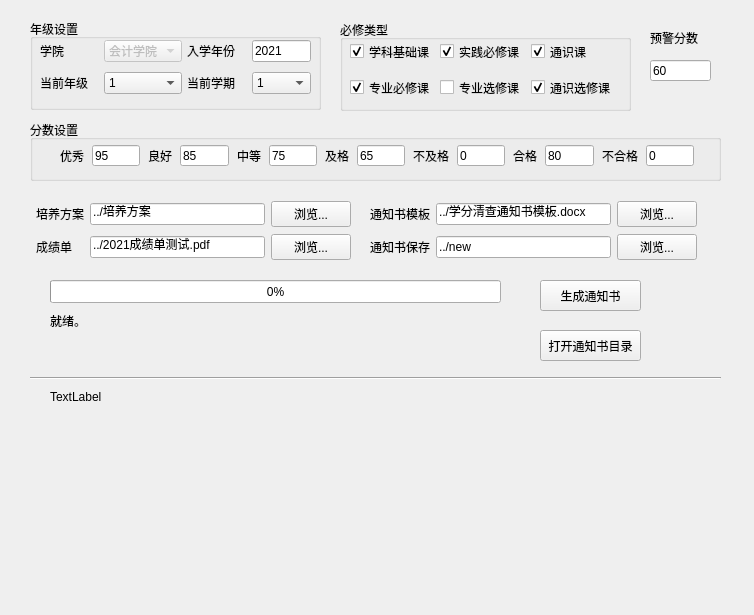
Above: src/ui/ui.ui from yangjywhu/CreditCheck before the change. Below: the same form after it.
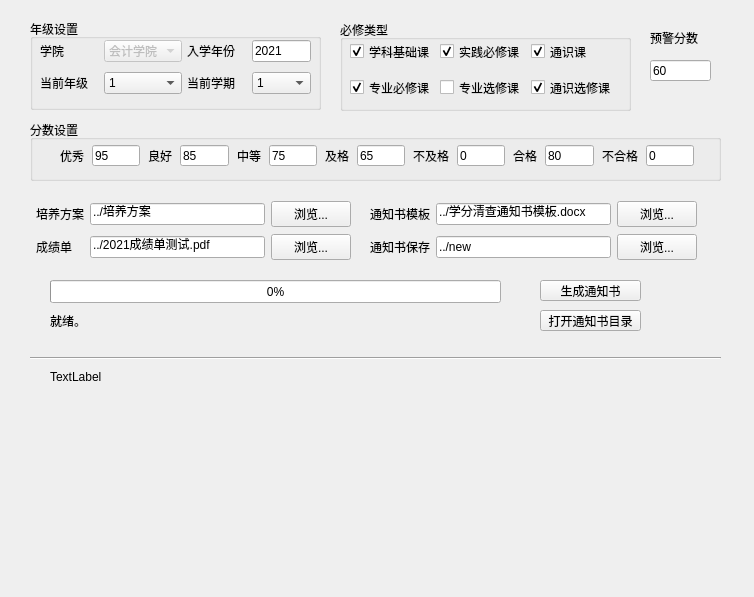
That is the form after the change.

```diff
--- a/src/ui/ui.ui
+++ b/src/ui/ui.ui
@@ -7,7 +7,7 @@
     <x>0</x>
     <y>0</y>
     <width>754</width>
-    <height>615</height>
+    <height>597</height>
    </rect>
   </property>
   <property name="windowTitle">
@@ -19,7 +19,7 @@
      <x>540</x>
      <y>280</y>
      <width>101</width>
-     <height>31</height>
+     <height>21</height>
     </rect>
    </property>
    <property name="text">
@@ -30,9 +30,9 @@
    <property name="geometry">
     <rect>
      <x>540</x>
-     <y>330</y>
+     <y>310</y>
      <width>101</width>
-     <height>31</height>
+     <height>21</height>
     </rect>
    </property>
    <property name="text">
@@ -332,7 +332,7 @@
    <property name="geometry">
     <rect>
      <x>30</x>
-     <y>370</y>
+     <y>350</y>
      <width>691</width>
      <height>16</height>
     </rect>
@@ -345,7 +345,7 @@
    <property name="geometry">
     <rect>
      <x>50</x>
-     <y>390</y>
+     <y>370</y>
      <width>631</width>
      <height>211</height>
     </rect>
```
Left out of the diff: 2 changed lines with no effect on the pictures.
